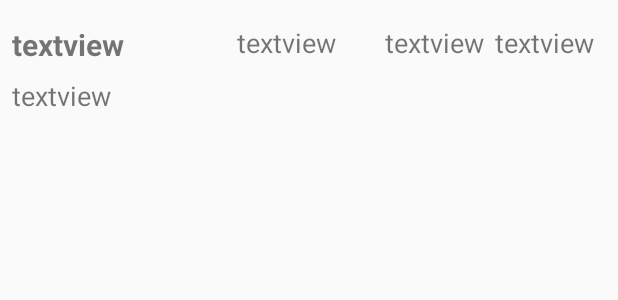
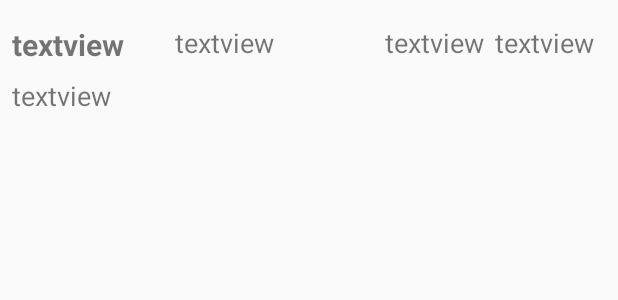
Before and after one commit to NileshJorwar/CS-442-HW3-StockWatch, an Android app: the layout stock_list.xml on its own in the app's theme, with its tools: preview values and no code run, on a phone screen of 412 x 824 dp. Shown: the top 300 px of the screen. Run offline under Robolectric (Android 15) with nearby library versions, the phone set to English and light mode, and no system bars.

Commit message:
dilog open changes
dialog open changes and stocklist alignment

```diff
--- a/HW3_STOCKWATCH/app/src/main/res/layout/stock_list.xml
+++ b/HW3_STOCKWATCH/app/src/main/res/layout/stock_list.xml
@@ -42,8 +42,11 @@
         android:text="textview"
         android:textAlignment="viewStart"
         android:textSize="18sp"
+        app:layout_constraintEnd_toEndOf="parent"
         app:layout_constraintEnd_toStartOf="@+id/priceChngId"
+        app:layout_constraintHorizontal_bias="0.5"
         app:layout_constraintStart_toEndOf="@+id/stockSymbolId"
+        app:layout_constraintStart_toStartOf="parent"
         app:layout_constraintTop_toTopOf="parent" />
 
     <TextView
```
Also changed, not shown: HW3_STOCKWATCH/app/src/main/java/mypc/mad/hw3_stockwatch/MainActivity.java (+8 -3 lines).
